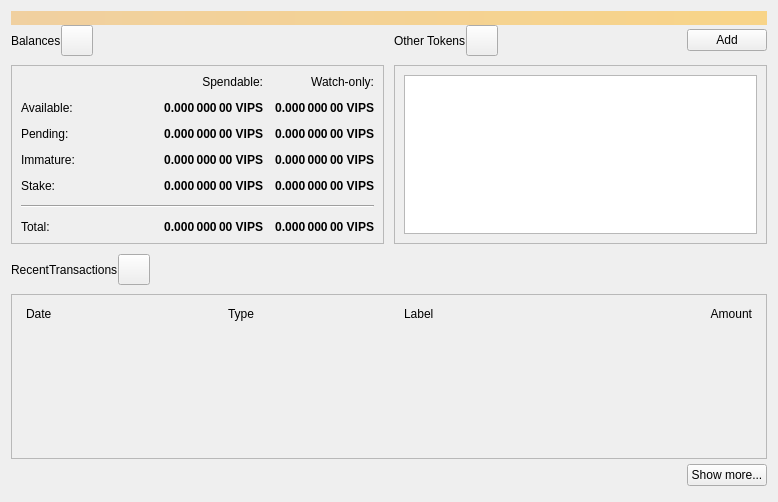
Above: src/qt/forms/overviewpage.ui from VIPSTARCOIN-MV/VIPSTARCOIN-MV before the change. Below: the same form after it.
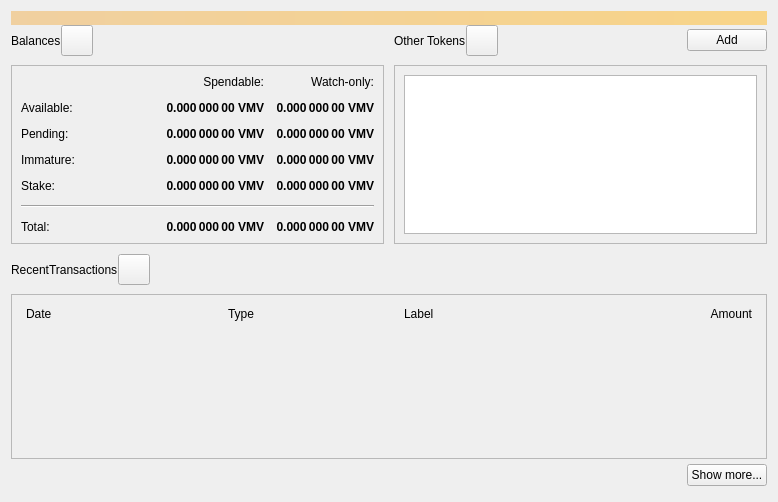
That is the form after the change. Icons and pictures are not drawn.

```diff
--- a/src/qt/forms/overviewpage.ui
+++ b/src/qt/forms/overviewpage.ui
@@ -145,7 +145,7 @@
              <string>Unconfirmed transactions to watch-only addresses</string>
             </property>
             <property name="text">
-             <string notr="true">0.000 000 00 VIPS</string>
+             <string notr="true">0.000 000 00 VMV</string>
             </property>
             <property name="alignment">
              <set>Qt::AlignRight|Qt::AlignTrailing|Qt::AlignVCenter</set>
@@ -170,7 +170,7 @@
              <string>Total of transactions that have yet to be confirmed, and do not yet count toward the spendable balance</string>
             </property>
             <property name="text">
-             <string notr="true">0.000 000 00 VIPS</string>
+             <string notr="true">0.000 000 00 VMV</string>
             </property>
             <property name="alignment">
              <set>Qt::AlignRight|Qt::AlignTrailing|Qt::AlignVCenter</set>
@@ -195,7 +195,7 @@
              <string>Mined balance that has not yet matured</string>
             </property>
             <property name="text">
-             <string notr="true">0.000 000 00 VIPS</string>
+             <string notr="true">0.000 000 00 VMV</string>
             </property>
             <property name="alignment">
              <set>Qt::AlignRight|Qt::AlignTrailing|Qt::AlignVCenter</set>
@@ -244,7 +244,7 @@
              <string>Your current spendable balance</string>
             </property>
             <property name="text">
-             <string notr="true">0.000 000 00 VIPS</string>
+             <string notr="true">0.000 000 00 VMV</string>
             </property>
             <property name="alignment">
              <set>Qt::AlignRight|Qt::AlignTrailing|Qt::AlignVCenter</set>
@@ -269,7 +269,7 @@
              <string>Your current balance in watch-only addresses</string>
             </property>
             <property name="text">
-             <string notr="true">0.000 000 00 VIPS</string>
+             <string notr="true">0.000 000 00 VMV</string>
             </property>
             <property name="alignment">
              <set>Qt::AlignRight|Qt::AlignTrailing|Qt::AlignVCenter</set>
@@ -312,7 +312,7 @@
              </font>
             </property>
             <property name="text">
-             <string>0.000 000 00 VIPS</string>
+             <string>0.000 000 00 VMV</string>
             </property>
             <property name="alignment">
              <set>Qt::AlignRight|Qt::AlignTrailing|Qt::AlignVCenter</set>
@@ -331,7 +331,7 @@
              </font>
             </property>
             <property name="text">
-             <string>0.000 000 00 VIPS</string>
+             <string>0.000 000 00 VMV</string>
             </property>
             <property name="alignment">
              <set>Qt::AlignRight|Qt::AlignTrailing|Qt::AlignVCenter</set>
@@ -356,7 +356,7 @@
              <string>Mined balance in watch-only addresses that has not yet matured</string>
             </property>
             <property name="text">
-             <string notr="true">0.000 000 00 VIPS</string>
+             <string notr="true">0.000 000 00 VMV</string>
             </property>
             <property name="alignment">
              <set>Qt::AlignRight|Qt::AlignTrailing|Qt::AlignVCenter</set>
@@ -381,7 +381,7 @@
              <string>Current total balance in watch-only addresses</string>
             </property>
             <property name="text">
-             <string notr="true">0.000 000 00 VIPS</string>
+             <string notr="true">0.000 000 00 VMV</string>
             </property>
             <property name="alignment">
              <set>Qt::AlignRight|Qt::AlignTrailing|Qt::AlignVCenter</set>
@@ -419,7 +419,7 @@
              <string>Your current total balance</string>
             </property>
             <property name="text">
-             <string notr="true">0.000 000 00 VIPS</string>
+             <string notr="true">0.000 000 00 VMV</string>
             </property>
             <property name="alignment">
              <set>Qt::AlignRight|Qt::AlignTrailing|Qt::AlignVCenter</set>
```
Left out of the diff: 6 changed lines with no effect on the pictures.
